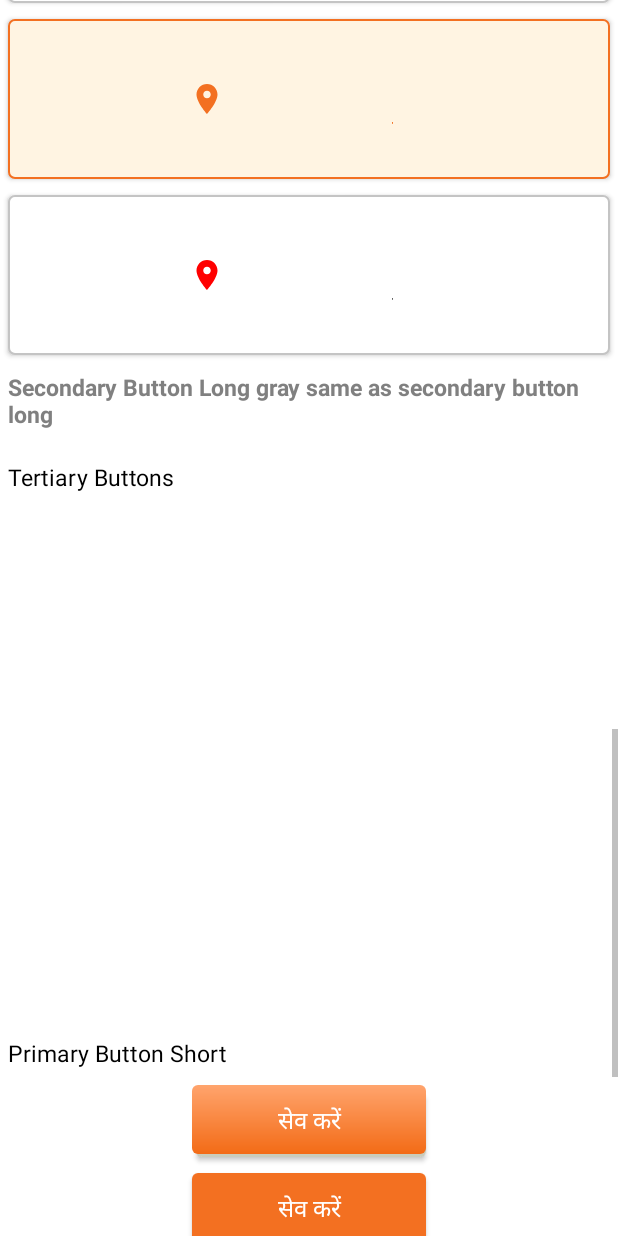
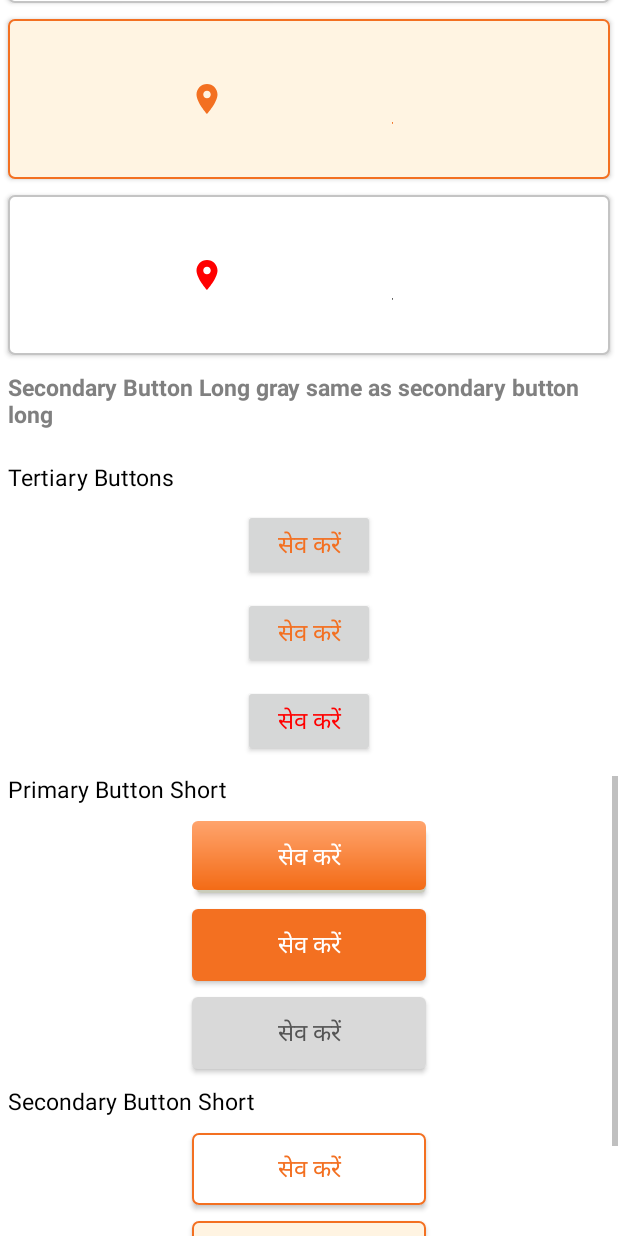
Before and after one commit to jasi341/CustomApplication, an Android app: the MainActivity screen opened directly, with no data from a screen before it, scrolled down 1730 dp, on a phone screen of 412 x 824 dp. Run offline under Robolectric (Android 15) with nearby library versions, the phone set to English and light mode, and no system bars.

Commit message:
fully completed

```diff
--- a/app/src/main/java/com/example/customapplication/MainActivity.kt
+++ b/app/src/main/java/com/example/customapplication/MainActivity.kt
@@ -39,10 +39,10 @@ class MainActivity : AppCompatActivity() {
         binding.btn16.secondaryButtonLongTailIconNeutral()
         binding.btn17.secondaryButtonLongTailIconClicked()
         binding.btn18.secondaryButtonLongTailIconDisabled()
-
-        binding.btn19.tertiaryButton()
-        binding.btn20.tertiaryButton()
-        binding.btn21.tertiaryButton()
+//
+//        binding.btn19.tertiaryButton()
+//        binding.btn20.tertiaryButton()
+//        binding.btn21.tertiaryButton()
 
         binding.btn22.primaryButtonShortNeutral()
         binding.btn23.primaryButtonShortClicked()
--- a/customlibrary/src/main/java/com/example/customlibrary/CustomButton1.kt
+++ b/customlibrary/src/main/java/com/example/customlibrary/CustomButton1.kt
@@ -159,14 +159,14 @@ class CustomButton1(context: Context,attrs:AttributeSet): AppCompatButton(contex
         invalidate()
     }
 
-    //can be used for all kinds of tertiary buttons
-    fun tertiaryButton(){
-        setBackgroundResource(R.drawable.btn_trans)
-        setTextColor( resources.getColor(R.color.white))
-        setPadding(385,0,385,0)
-        val drawableRightCompat = a.getDrawable(R.styleable.CustomButton1_drawableRightCompat)
-        invalidate()
-    }
+//    //can be used for all kinds of tertiary buttons
+//    fun tertiaryButton(){
+//        setBackgroundResource(R.drawable.btn_trans)
+//        setTextColor( resources.getColor(R.color.white))
+//        setPadding(385,0,385,0)
+//        val drawableRightCompat = a.getDrawable(R.styleable.CustomButton1_drawableRightCompat)
+//        invalidate()
+  //  }
 
     //primary Button short neutral
     fun primaryButtonShortNeutral(){
--- a/customlibrary/src/main/res/drawable/btn_clicked.xml
+++ b/customlibrary/src/main/res/drawable/btn_clicked.xml
@@ -2,7 +2,7 @@
 <shape xmlns:android="http://schemas.android.com/apk/res/android"
     android:shape="rectangle">
 
-    <corners android:radius="@dimen/margin_4"/>
+<corners android:radius="4dp"/>
 
     <gradient
 
--- a/customlibrary/src/main/res/drawable/btn_disabled.xml
+++ b/customlibrary/src/main/res/drawable/btn_disabled.xml
@@ -4,8 +4,7 @@
 
     <stroke android:color="@color/quantum_grey500"/>
 
-
-    <corners android:radius="@dimen/margin_4"/>
+    <corners android:radius="4dp"/>
 
     <gradient
         android:startColor="#D9D9D9"
--- a/customlibrary/src/main/res/drawable/btn_gredient.xml
+++ b/customlibrary/src/main/res/drawable/btn_gredient.xml
@@ -4,7 +4,7 @@
 <item android:left="3dp" android:top="5dp">
     <shape>
         <solid android:color="#caccbb" />
-        <corners android:radius="4dp" />
+        <corners android:radius="4dp"/>
     </shape>
 </item>
 <!-- White foreground. -->
@@ -17,9 +17,8 @@
     <shape>
 
         <stroke android:color="#FFC09A4D"/>
+        <corners android:radius="4dp"/>
 
-
-        <corners android:radius="@dimen/margin_4"/>
 
         <gradient
             android:angle="278"
--- a/customlibrary/src/main/res/drawable/btn_sec_clicked.xml
+++ b/customlibrary/src/main/res/drawable/btn_sec_clicked.xml
@@ -1,7 +1,7 @@
 <shape xmlns:android="http://schemas.android.com/apk/res/android">
     <stroke android:color="@color/orange"
         android:width="1dp"/>
+    <corners android:radius="4dp"/>
     <solid android:color="@android:color/white"/>
-    <corners android:radius="@dimen/margin_4"/>
     <solid android:color="#FFF4E2"/>
 </shape>
--- a/customlibrary/src/main/res/drawable/btn_sec_disabled.xml
+++ b/customlibrary/src/main/res/drawable/btn_sec_disabled.xml
@@ -1,6 +1,7 @@
 <shape xmlns:android="http://schemas.android.com/apk/res/android">
     <stroke android:color="#C4C4C4"
         android:width="1dp"/>
+    <corners android:radius="4dp"/>
     <solid android:color="@android:color/white"/>
-    <corners android:radius="@dimen/margin_4"/>
+
 </shape>
--- a/customlibrary/src/main/res/drawable/btn_sec_neutral.xml
+++ b/customlibrary/src/main/res/drawable/btn_sec_neutral.xml
@@ -1,6 +1,6 @@
 <shape xmlns:android="http://schemas.android.com/apk/res/android">
     <stroke android:color="@color/orange"
         android:width="1dp"/>
+    <corners android:radius="4dp"/>
     <solid android:color="@android:color/white"/>
-    <corners android:radius="@dimen/margin_4"/>
 </shape>
--- a/customlibrary/src/main/res/drawable/btn_trans.xml
+++ /dev/null
@@ -1,7 +0,0 @@
-<?xml version="1.0" encoding="utf-8"?>
-<shape xmlns:android="http://schemas.android.com/apk/res/android">
-
-    <stroke android:color="#fff" android:width="2dp"/>
-    <corners android:radius="25dp"/>
-    <padding android:right="15dp" android:top="15dp" android:bottom="15dp" android:left="15dp"/>
-</shape>
--- a/customlibrary/src/main/res/drawable/btn_ui_sec_gray_clicked.xml
+++ b/customlibrary/src/main/res/drawable/btn_ui_sec_gray_clicked.xml
@@ -2,6 +2,6 @@
     <stroke android:color="#7B7B7B"
         android:width="1dp"/>
     <solid android:color="@android:color/white"/>
-    <corners android:radius="@dimen/margin_4"/>
+    <corners android:radius="4dp"/>
     <solid android:color="#FFF4E2"/>
 </shape>
--- a/customlibrary/src/main/res/drawable/btn_ui_sec_short_gray.xml
+++ b/customlibrary/src/main/res/drawable/btn_ui_sec_short_gray.xml
@@ -2,5 +2,6 @@
     <stroke android:color="#7B7B7B"
         android:width="1dp"/>
     <solid android:color="@color/white"/>
-    <corners android:radius="@dimen/margin_4"/>
+    <corners android:radius="4dp"/>
+
 </shape>
--- a/customlibrary/src/main/res/values/styles.xml
+++ b/customlibrary/src/main/res/values/styles.xml
@@ -2,6 +2,7 @@
 <resources>
     <style name="button1" parent="ThemeOverlay.Material3.Button">
         <item name="cornerRadius">4dp</item>
+        <item name="android:foreground">?android:attr/selectableItemBackground</item>
     </style>
 
 </resources>
```
Also changed, not shown: customlibrary/src/main/java/com/example/customlibrary/MaterialButtons.kt (+30 -0 lines).
